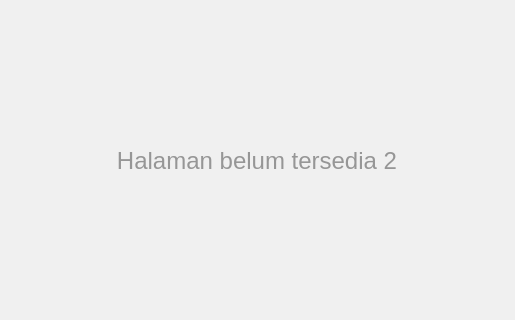
Qt form views/ui/App.ui (RichardoLieberio/Wi-Motor) before a commit; both pictures show x 353 to 868 and y 181 to 501 of the 1020 by 683 pixel window.
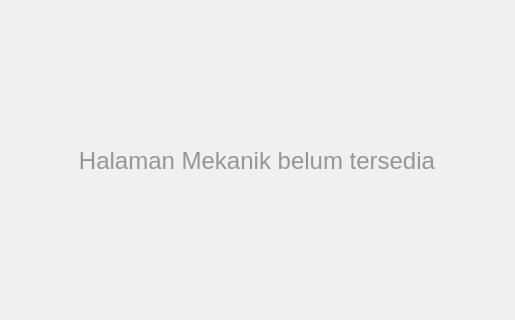
The same form after that commit. The open tabs and pages were chosen to show the change. Icons and pictures are not drawn.

The edit to the form file:
```diff
--- a/views/ui/App.ui
+++ b/views/ui/App.ui
@@ -640,7 +640,7 @@
         <item>
          <widget class="QLabel" name="mekanik_page_label">
           <property name="text">
-           <string>Halaman belum tersedia 2</string>
+           <string>Halaman Mekanik belum tersedia</string>
           </property>
           <property name="alignment">
            <set>Qt::AlignCenter</set>
```
Left out of the diff: 13 changed lines with no effect on the pictures.
